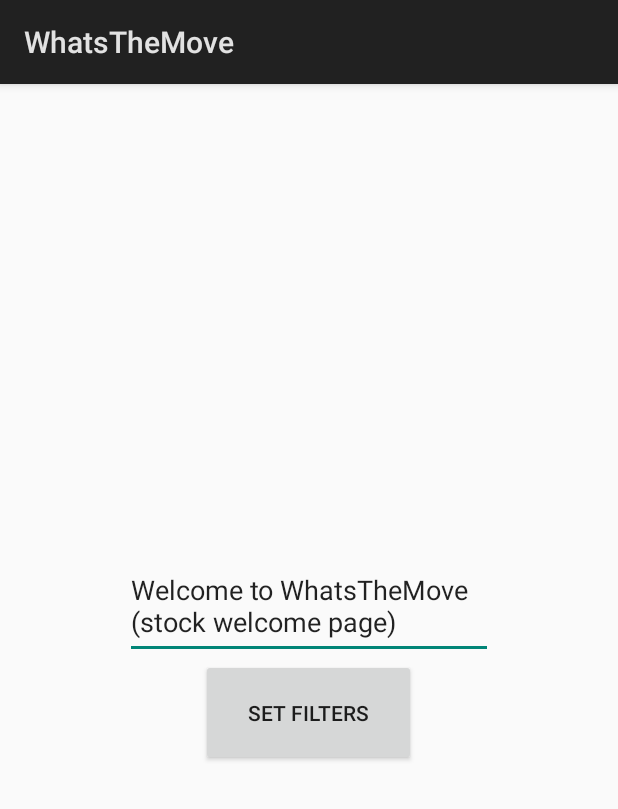
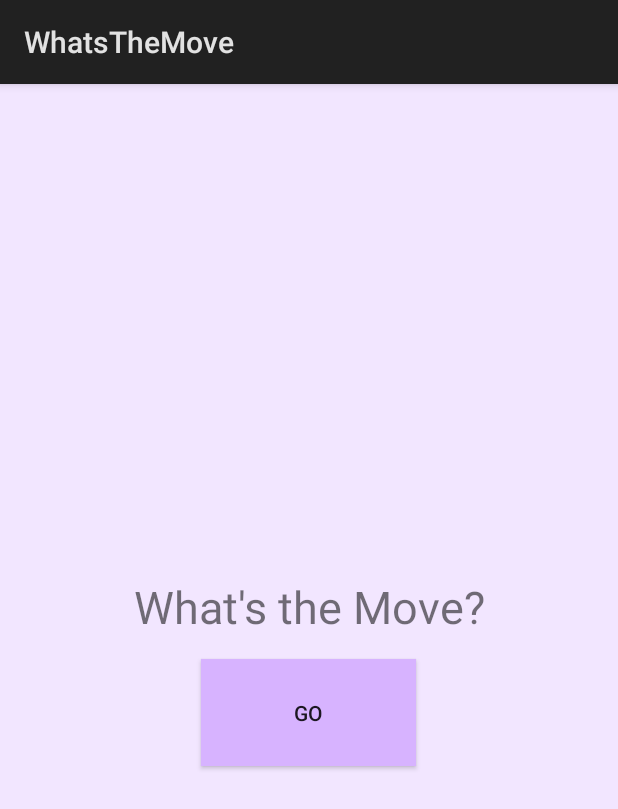
Before and after one commit to viyer5/WhatsTheMove, an Android app: the screen it shows after launch (MainActivity), on a phone screen of 412 x 824 dp. Shown: the top 809 px of the screen. Run offline under Robolectric (Android 15) with nearby library versions, the phone set to English and light mode, and no system bars.

Commit message:
Final commit for functional prototype

```diff
--- a/app/src/main/res/layout/activity_main.xml
+++ b/app/src/main/res/layout/activity_main.xml
@@ -3,20 +3,24 @@
     android:layout_width="match_parent"
     android:layout_height="match_parent"
     android:orientation="vertical"
-    android:gravity="center">
+    android:gravity="center"
+    android:background="@color/background">
 
-    <EditText
+    <TextView
         android:id="@+id/editText3"
+        android:gravity="center"
         android:layout_width="245dp"
         android:layout_height="70dp"
         android:ems="10"
         android:inputType="textMultiLine"
-        android:text="Welcome to WhatsTheMove (stock welcome page)" />
+        android:textSize="30dp"
+        android:text="What's the Move?" />
 
     <Button
         android:id="@+id/FiltersPage"
+        android:background="@color/ButtonBackground"
         android:layout_width="143dp"
         android:layout_height="71dp"
-        android:text="Set Filters"/>
+        android:text="Go"/>
 
 </LinearLayout>
--- a/app/src/main/res/values/colors.xml
+++ b/app/src/main/res/values/colors.xml
@@ -3,4 +3,7 @@
     <color name="colorPrimary">#008577</color>
     <color name="colorPrimaryDark">#00574B</color>
     <color name="colorAccent">#D81B60</color>
+    <color name="background">#f2e6ff</color>
+    <color name="ButtonBackground">#d7b3ff</color>
+    <color name="CancelButton">#ff80b3</color>
 </resources>
```
Also changed, not shown: app/src/main/res/layout/activity_set_filters.xml (+6 -2 lines).
